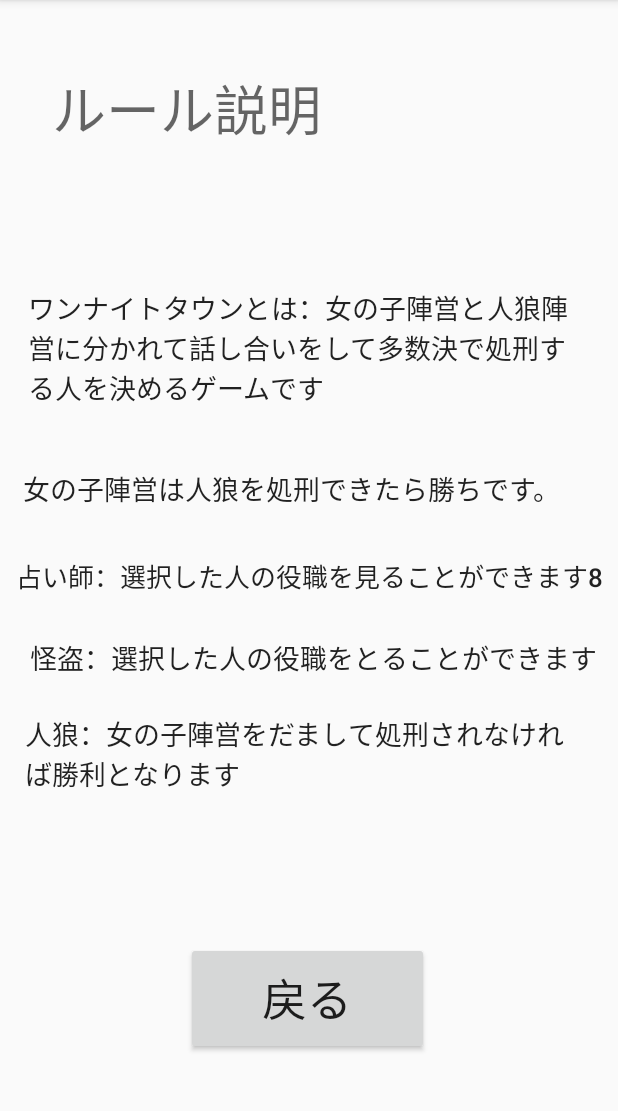
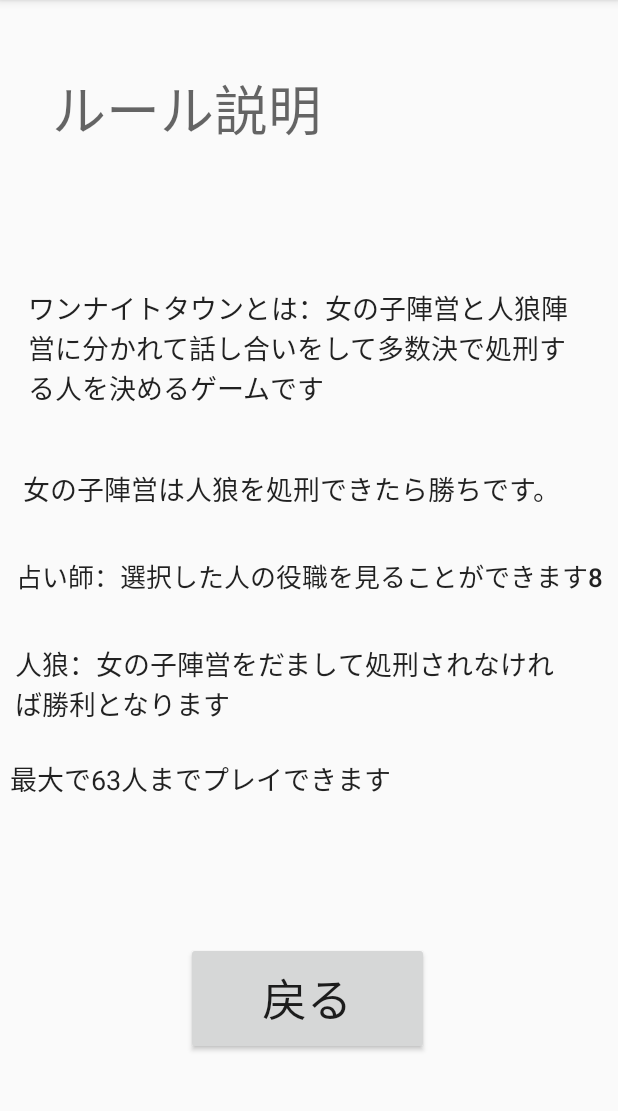
Before and after one commit to konan-pbl-2020/Jinrou_main, an Android app: the Rule screen opened directly, with no data from a screen before it, on a phone screen of 412 x 824 dp, the part 84-1195 px from its top. Run offline under Robolectric (Android 15) with nearby library versions, the phone set to English and light mode, and no system bars.

Commit message:
メイン画面レイアウト

```diff
--- a/app/src/main/res/layout/activity_rule.xml
+++ b/app/src/main/res/layout/activity_rule.xml
@@ -76,20 +76,6 @@
         app:layout_constraintTop_toTopOf="parent" />
 
     <TextView
-        android:id="@+id/rule5"
-        android:layout_width="wrap_content"
-        android:layout_height="wrap_content"
-        android:text="怪盗：選択した人の役職をとることができます"
-        android:textAppearance="@style/TextAppearance.AppCompat.Body2"
-        android:textSize="18sp"
-        app:layout_constraintBottom_toBottomOf="parent"
-        app:layout_constraintEnd_toEndOf="@+id/rule4"
-        app:layout_constraintHorizontal_bias="0.833"
-        app:layout_constraintStart_toStartOf="parent"
-        app:layout_constraintTop_toTopOf="parent"
-        app:layout_constraintVertical_bias="0.573" />
-
-    <TextView
         android:id="@+id/textView8"
         android:layout_width="363dp"
         android:layout_height="52dp"
@@ -98,9 +84,23 @@
         android:textSize="18sp"
         app:layout_constraintBottom_toBottomOf="parent"
         app:layout_constraintEnd_toEndOf="@+id/rule4"
-        app:layout_constraintHorizontal_bias="0.432"
+        app:layout_constraintHorizontal_bias="0.25"
         app:layout_constraintStart_toStartOf="parent"
         app:layout_constraintTop_toTopOf="parent"
-        app:layout_constraintVertical_bias="0.665" />
+        app:layout_constraintVertical_bias="0.6" />
+
+    <TextView
+        android:id="@+id/textView2"
+        android:layout_width="wrap_content"
+        android:layout_height="wrap_content"
+        android:text="最大で63人までプレイできます"
+        android:textAppearance="@style/TextAppearance.AppCompat.Body1"
+        android:textSize="18sp"
+        app:layout_constraintBottom_toBottomOf="parent"
+        app:layout_constraintEnd_toEndOf="parent"
+        app:layout_constraintHorizontal_bias="0.042"
+        app:layout_constraintStart_toStartOf="parent"
+        app:layout_constraintTop_toTopOf="parent"
+        app:layout_constraintVertical_bias="0.682" />
 
 </androidx.constraintlayout.widget.ConstraintLayout>
```
